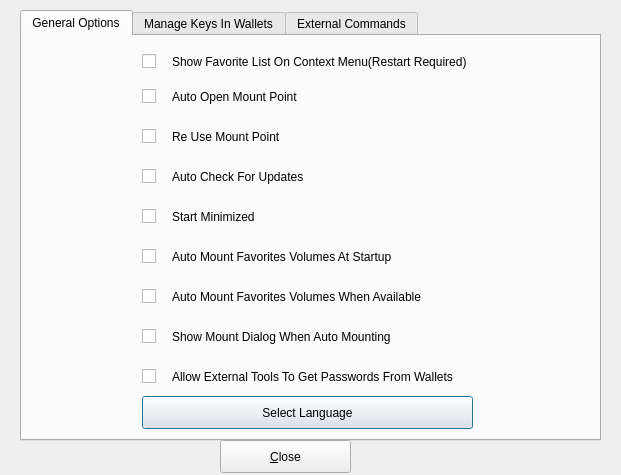
The window that src/configoptions.ui (mhogomchungu/sirikali) describes before a commit, drawn with Qt 5.
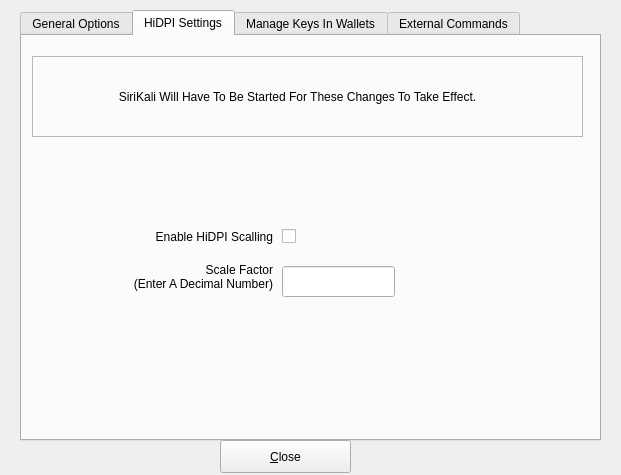
The same window after the commit.

Commit message: add GUI option to enable/disable HiDPI scalling

Patch:
```diff
--- a/src/configoptions.ui
+++ b/src/configoptions.ui
@@ -23,7 +23,7 @@
     </rect>
    </property>
    <property name="currentIndex">
-    <number>0</number>
+    <number>1</number>
    </property>
    <widget class="QWidget" name="widget">
     <attribute name="title">
@@ -310,6 +310,108 @@
      </property>
     </widget>
    </widget>
+   <widget class="QWidget" name="HiDPI_Settings">
+    <attribute name="title">
+     <string>HiDPI Settings</string>
+    </attribute>
+    <widget class="QCheckBox" name="cbHiDPI">
+     <property name="geometry">
+      <rect>
+       <x>260</x>
+       <y>180</y>
+       <width>31</width>
+       <height>41</height>
+      </rect>
+     </property>
+     <property name="text">
+      <string/>
+     </property>
+    </widget>
+    <widget class="QLineEdit" name="lineEditHiDPI">
+     <property name="geometry">
+      <rect>
+       <x>260</x>
+       <y>230</y>
+       <width>113</width>
+       <height>31</height>
+      </rect>
+     </property>
+    </widget>
+    <widget class="QLabel" name="label_18">
+     <property name="geometry">
+      <rect>
+       <x>10</x>
+       <y>210</y>
+       <width>241</width>
+       <height>61</height>
+      </rect>
+     </property>
+     <property name="text">
+      <string>Scale Factor
+(Enter A Decimal Number)</string>
+     </property>
+     <property name="alignment">
+      <set>Qt::AlignRight|Qt::AlignTrailing|Qt::AlignVCenter</set>
+     </property>
+     <property name="wordWrap">
+      <bool>true</bool>
+     </property>
+    </widget>
+    <widget class="QLabel" name="label_19">
+     <property name="geometry">
+      <rect>
+       <x>10</x>
+       <y>180</y>
+       <width>241</width>
+       <height>41</height>
+      </rect>
+     </property>
+     <property name="text">
+      <string>Enable HiDPI Scalling</string>
+     </property>
+     <property name="alignment">
+      <set>Qt::AlignRight|Qt::AlignTrailing|Qt::AlignVCenter</set>
+     </property>
+     <property name="wordWrap">
+      <bool>true</bool>
+     </property>
+    </widget>
+    <widget class="QFrame" name="frame">
+     <property name="geometry">
+      <rect>
+       <x>10</x>
+       <y>20</y>
+       <width>551</width>
+       <height>81</height>
+      </rect>
+     </property>
+     <property name="frameShape">
+      <enum>QFrame::StyledPanel</enum>
+     </property>
+     <property name="frameShadow">
+      <enum>QFrame::Raised</enum>
+     </property>
+     <widget class="QLabel" name="label_17">
+      <property name="geometry">
+       <rect>
+        <x>10</x>
+        <y>10</y>
+        <width>511</width>
+        <height>61</height>
+       </rect>
+      </property>
+      <property name="text">
+       <string>SiriKali Will Have To Be Started For These Changes To Take Effect.</string>
+      </property>
+      <property name="alignment">
+       <set>Qt::AlignCenter</set>
+      </property>
+      <property name="wordWrap">
+       <bool>true</bool>
+      </property>
+     </widget>
+    </widget>
+   </widget>
    <widget class="QWidget" name="manageKeys">
     <attribute name="title">
      <string>Manage Keys In Wallets</string>
```
The commit also changes 10 other files.
